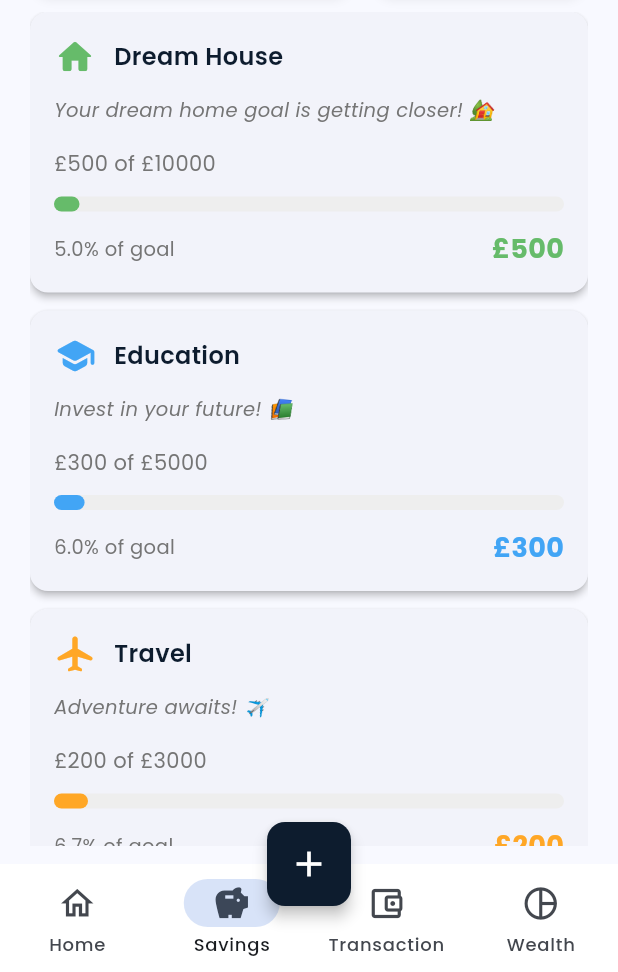
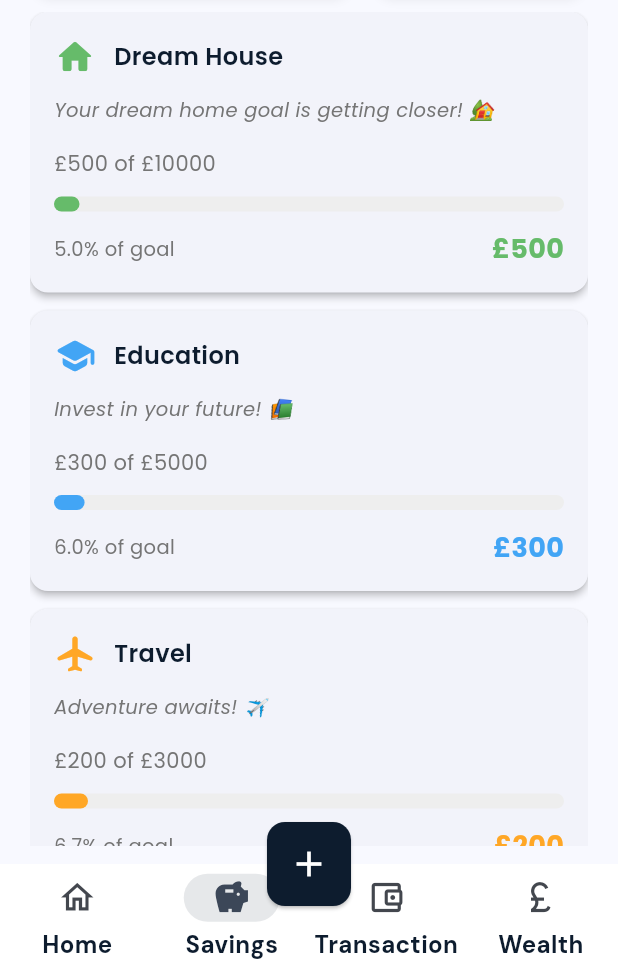
Before and after one commit to bimalsharma07/FinGuide, a Flutter app: the HomeScreen screen opened by its route, item 2 of the bottom bar chosen, on a phone screen of 412 x 824 dp, the part 264-1236 px from its top. Run offline on Flutter 3.47's test engine with Material 3 defaults, Android fonts, the phone set to English and light mode, and no system bars; our stand-ins replace animated_text_kit, google_fonts.

Commit message:
Update home_screen.dart
Updated the UI

```diff
--- a/lib/screens/home_screen.dart
+++ b/lib/screens/home_screen.dart
@@ -34,7 +34,7 @@ class _HomeScreenState extends State<HomeScreen> {
         shape: RoundedRectangleBorder(
           borderRadius: BorderRadius.circular(12),
         ),
-        elevation: 4,
+        elevation: 1,
         child: const Icon(Icons.add, color: Colors.white, size: 28),
       ),
       floatingActionButtonLocation: FloatingActionButtonLocation.centerDocked,
@@ -74,7 +74,7 @@ class _HomeScreenState extends State<HomeScreen> {
             SnackBar(
               content: Text(
                 '£${amount.toStringAsFixed(2)} Loaded in your Account',
-                style: GoogleFonts.poppins(color: Colors.white),
+                style: GoogleFonts.dmSans(color: Colors.white),
               ),
               backgroundColor: Colors.green,
             ),
@@ -87,12 +87,30 @@ class _HomeScreenState extends State<HomeScreen> {
   // ─────────────────────────────────────────────────────────────────────────────
   // NAVIGATION BAR
   // ─────────────────────────────────────────────────────────────────────────────
-  Widget _buildNavigationBar() {
-    return NavigationBar(
+ Widget _buildNavigationBar() {
+  return Theme(
+    data: Theme.of(context).copyWith(
+      // Define the NavigationBar theme
+      navigationBarTheme: NavigationBarThemeData(
+        // Define the label text style
+        labelTextStyle: MaterialStateProperty.all<TextStyle>(
+          GoogleFonts.dmSans(
+            fontSize: 16,
+            fontWeight: FontWeight.w700,
+            color: Color(0xFF0D1C2E),
+          ),
+        ),
+        // Optionally, define the indicator color
+        indicatorColor: primaryColor.withOpacity(0.1),
+        // Optionally, define the background color
+        backgroundColor: Colors.white,
+      ),
+    ),
+    child: NavigationBar(
       selectedIndex: _selectedIndex,
       onDestinationSelected: (index) => setState(() => _selectedIndex = index),
       height: 72,
-      backgroundColor: Colors.white,
+      backgroundColor: Colors.white, // This can be omitted if set in theme
       elevation: 8,
       labelBehavior: NavigationDestinationLabelBehavior.alwaysShow,
       destinations: const [
@@ -111,14 +129,14 @@ class _HomeScreenState extends State<HomeScreen> {
           selectedIcon: Icon(Icons.account_balance_wallet, size: 26),
           label: 'Transaction',
         ),
-        // Replaced Profile with Wealth
         NavigationDestination(
-          icon: Icon(Icons.pie_chart_outline, size: 26),
-          selectedIcon: Icon(Icons.pie_chart, size: 26),
+          icon: Icon(Icons.currency_pound_outlined, size: 26),
+          selectedIcon: Icon(Icons.currency_pound, size: 26),
           label: 'Wealth',
         ),
       ],
-    );
+    )
+  );
   }
 
   // ─────────────────────────────────────────────────────────────────────────────
@@ -133,7 +151,6 @@ class _HomeScreenState extends State<HomeScreen> {
       case 2:
         return const TransactionScreen();
       case 3:
-        // Navigate to new Wealth screen
         return WealthManagementScreen();
       default:
         return _buildHomeContent();
@@ -179,9 +196,10 @@ class _HomeScreenState extends State<HomeScreen> {
         icon: const Icon(Icons.payment, color: Colors.white),
         label: Text(
           'Pay Bills',
-          style: GoogleFonts.poppins(
+          style: GoogleFonts.dmSans(
             color: Colors.white,
-            fontWeight: FontWeight.w600,
+            fontWeight: FontWeight.w900,
+            fontSize: 18,
           ),
         ),
         style: ElevatedButton.styleFrom(
@@ -216,10 +234,11 @@ class _HomeScreenState extends State<HomeScreen> {
       child: ElevatedButton.icon(
         icon: const Icon(Icons.flag, color: Colors.white),
         label: Text(
-          'Grow My Savings',
-          style: GoogleFonts.poppins(
+          'Set Savings Goal',
+          style: GoogleFonts.dmSans(
             color: Colors.white,
-            fontWeight: FontWeight.w600,
+            fontWeight: FontWeight.w900,
+            fontSize: 18,
           ),
         ),
         style: ElevatedButton.styleFrom(
@@ -248,7 +267,7 @@ class _HomeScreenState extends State<HomeScreen> {
             SnackBar(
               content: Text(
                 'Goal for $category set successfully!',
-                style: GoogleFonts.poppins(color: Colors.white),
+                style: GoogleFonts.dmSans(color: Colors.white),
               ),
               backgroundColor: Colors.green,
             ),
@@ -268,9 +287,10 @@ class _HomeScreenState extends State<HomeScreen> {
         icon: const Icon(Icons.savings, color: Colors.white),
         label: Text(
           'Transfer to Savings',
-          style: GoogleFonts.poppins(
+          style: GoogleFonts.dmSans(
             color: Colors.white,
-            fontWeight: FontWeight.w600,
+            fontWeight: FontWeight.w900,
+            fontSize: 18,
           ),
         ),
         style: ElevatedButton.styleFrom(
@@ -298,7 +318,7 @@ class _HomeScreenState extends State<HomeScreen> {
               SnackBar(
                 content: Text(
                   'Transfer failed: Insufficient balance.',
-                  style: GoogleFonts.poppins(color: Colors.white),
+                  style: GoogleFonts.dmSans(color: Colors.white),
                 ),
                 backgroundColor: Colors.red,
               ),
@@ -314,7 +334,7 @@ class _HomeScreenState extends State<HomeScreen> {
             SnackBar(
               content: Text(
                 '£${amount.toStringAsFixed(2)} transferred to $category!',
-                style: GoogleFonts.poppins(color: Colors.white),
+                style: GoogleFonts.dmSans(color: Colors.white),
               ),
               backgroundColor: Colors.green,
             ),
@@ -335,17 +355,17 @@ class _HomeScreenState extends State<HomeScreen> {
           crossAxisAlignment: CrossAxisAlignment.start,
           children: [
             Text(
-              'Welcome Back,',
-              style: GoogleFonts.poppins(
-                fontSize: 18,
+              'Welcome 👋',
+              style: GoogleFonts.dmSans(
+                fontSize: 20,
                 color: Colors.grey.shade600,
               ),
             ),
             Text(
               'Bimal',
-              style: GoogleFonts.poppins(
-                fontSize: 26,
-                fontWeight: FontWeight.w600,
+              style: GoogleFonts.dmSans(
+                fontSize: 30,
+                fontWeight: FontWeight.w700,
                 color: primaryColor,
               ),
             ),
@@ -361,7 +381,7 @@ class _HomeScreenState extends State<HomeScreen> {
           child: CircleAvatar(
             radius: 24,
             backgroundColor: primaryColor.withOpacity(0.1),
-            child: Icon(Icons.account_circle, color: primaryColor, size: 32),
+            child: Icon(Icons.account_circle, color: primaryColor, size: 38),
           ),
         ),
       ],
@@ -373,6 +393,7 @@ class _HomeScreenState extends State<HomeScreen> {
   // ─────────────────────────────────────────────────────────────────────────────
   Widget _buildBalanceCard(SavingsService service) {
     return Container(
+      width: double.infinity,
       padding: const EdgeInsets.all(20),
       decoration: BoxDecoration(
         color: primaryColor.withOpacity(0.03),
@@ -380,27 +401,28 @@ class _HomeScreenState extends State<HomeScreen> {
         border: Border.all(color: primaryColor.withOpacity(0.1)),
       ),
       child: Column(
-        crossAxisAlignment: CrossAxisAlignment.start,
+        crossAxisAlignment: CrossAxisAlignment.center,
         children: [
           Text(
             'Total Balance',
-            style: GoogleFonts.poppins(
-              color: Colors.grey.shade600,
-              fontSize: 14,
+            style: GoogleFonts.dmSans(
+              color: Color(0xFF0D1C2E),
+              fontSize: 24,
+              fontWeight: FontWeight.w600,
             ),
           ),
           const SizedBox(height: 8),
           Text(
             '£${service.balance.toStringAsFixed(2)}',
-            style: GoogleFonts.poppins(
+            style: GoogleFonts.dmSans(
               color: primaryColor,
-              fontSize: 32,
-              fontWeight: FontWeight.w700,
+              fontSize: 40,
+              fontWeight: FontWeight.w900,
             ),
           ),
           const SizedBox(height: 16),
           Container(
-            padding: const EdgeInsets.symmetric(horizontal: 12, vertical: 6),
+            padding: const EdgeInsets.symmetric(horizontal: 14, vertical: 6),
             decoration: BoxDecoration(
               color: Colors.green.withOpacity(0.1),
               borderRadius: BorderRadius.circular(20),
@@ -416,7 +438,7 @@ class _HomeScreenState extends State<HomeScreen> {
                 const SizedBox(width: 4),
                 Text(
                   '+2.4%',
-                  style: GoogleFonts.poppins(
+                  style: GoogleFonts.dmSans(
                     color: Colors.green.shade800,
                     fontWeight: FontWeight.w600,
                   ),
@@ -439,7 +461,7 @@ class _HomeScreenState extends State<HomeScreen> {
           child: _buildFinanceCard(
             title: 'Income',
             amount: '£3,000',
-            color: Colors.green.shade800,
+            color: Colors.green,
             icon: Icons.arrow_upward_rounded,
           ),
         ),
@@ -448,7 +470,7 @@ class _HomeScreenState extends State<HomeScreen> {
           child: _buildFinanceCard(
             title: 'Expenses',
             amount: '£800',
-            color: Colors.red.shade800,
+            color: Colors.red,
             icon: Icons.arrow_downward_rounded,
           ),
         ),
@@ -485,9 +507,10 @@ class _HomeScreenState extends State<HomeScreen> {
               const SizedBox(width: 8),
               Text(
                 title,
-                style: GoogleFonts.poppins(
+                style: GoogleFonts.dmSans(
                   color: color,
-                  fontWeight: FontWeight.w500,
+                  fontWeight: FontWeight.w900,
+                  fontSize: 20,
                 ),
               ),
             ],
@@ -495,10 +518,10 @@ class _HomeScreenState extends State<HomeScreen> {
           const SizedBox(height: 12),
           Text(
             amount,
-            style: GoogleFonts.poppins(
+            style: GoogleFonts.dmSans(
               color: primaryColor,
-              fontSize: 20,
-              fontWeight: FontWeight.w700,
+              fontSize: 24,
+              fontWeight: FontWeight.w900,
             ),
           ),
         ],
```
